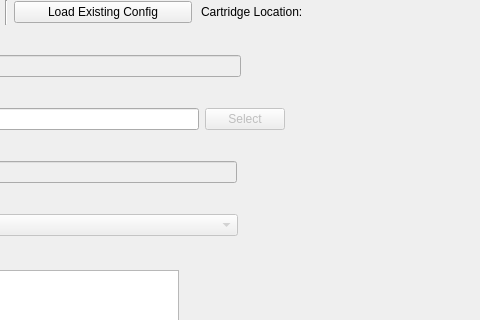
Qt form src/ConfigWindow.ui (carlgoshert/PCartLoader) before a commit; both pictures show x 179 to 659 and y 0 to 320 of the 808 by 600 pixel window.
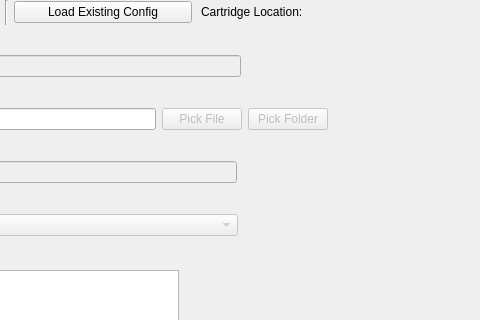
The same form after that commit.

Commit message: added option to pick folders as targets

The edit to the form file:
```diff
--- a/src/ConfigWindow.ui
+++ b/src/ConfigWindow.ui
@@ -119,7 +119,17 @@
           <bool>false</bool>
          </property>
          <property name="text">
-          <string>Select</string>
+          <string>Pick File</string>
+         </property>
+        </widget>
+       </item>
+       <item>
+        <widget class="QPushButton" name="buttonFolder">
+         <property name="enabled">
+          <bool>false</bool>
+         </property>
+         <property name="text">
+          <string>Pick Folder</string>
          </property>
         </widget>
        </item>
```
Left out of the diff: 2 changed lines with no effect on the pictures. The commit also changes 1 other file.
